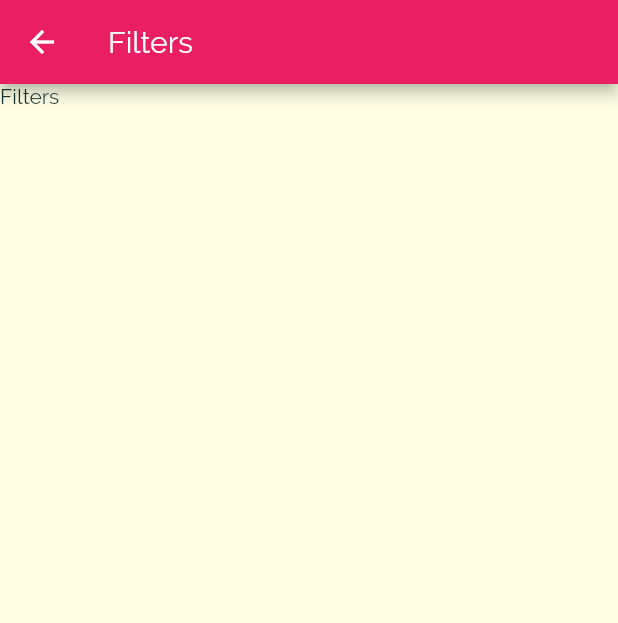
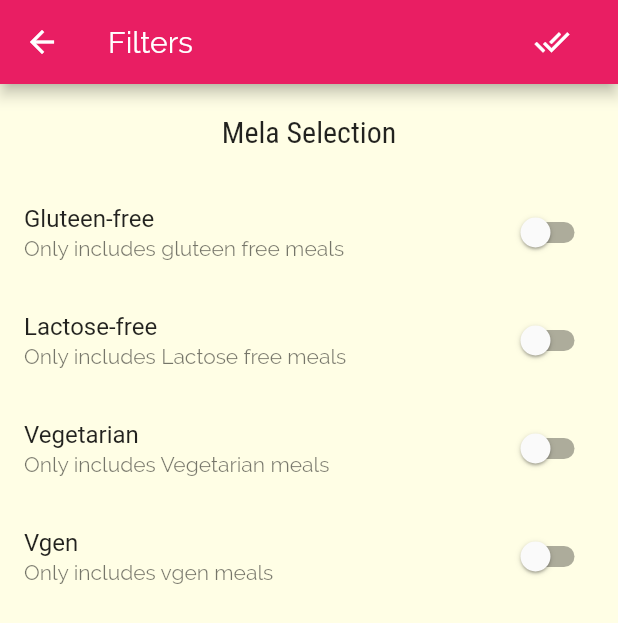
Before and after one commit to prakharmaurya/meal_app, a Flutter app: the FiltersScreen screen opened by its route, on a phone screen of 412 x 824 dp. Shown: the top 623 px of the screen. Run offline on Flutter 3.47's test engine with Material 2 defaults, Android fonts, the phone set to English and light mode, and no system bars.

Commit message:
Add: done icon added  in header of filter page

```diff
--- a/lib/screens/filters_screen.dart
+++ b/lib/screens/filters_screen.dart
@@ -1,15 +1,112 @@
 import 'package:flutter/material.dart';
 
-class FiltersScreen extends StatelessWidget {
+class FiltersScreen extends StatefulWidget {
   static const routeName = '/filters';
+
+  @override
+  _FiltersScreenState createState() => _FiltersScreenState();
+}
+
+class _FiltersScreenState extends State<FiltersScreen> {
+  bool _gluteenFree = false;
+  bool _vegetarian = false;
+  bool _vegen = false;
+  bool _lactoseFree = false;
+
+  Widget _buildSwitchListTile(
+    String title,
+    String desc,
+    bool currentValue,
+    Function updateValue,
+  ) {
+    return SwitchListTile(
+      title: Text(title),
+      value: currentValue,
+      subtitle: Text(desc),
+      onChanged: updateValue,
+    );
+  }
 
   @override
   Widget build(BuildContext context) {
     return Scaffold(
       appBar: AppBar(
         title: Text('Filters'),
+        actions: [
+          FlatButton(
+            onPressed: () => Navigator.of(context).pushReplacementNamed('/'),
+            child: Icon(
+              Icons.done_all,
+              color: Colors.white,
+            ),
+          ),
+        ],
       ),
-      body: Text('Filters'),
+      body: Column(
+        children: [
+          Container(
+            padding: EdgeInsets.all(20),
+            child: Text(
+              'Mela Selection',
+              style: Theme.of(context).textTheme.headline6,
+            ),
+          ),
+          Expanded(
+            child: ListView(
+              children: [
+                _buildSwitchListTile(
+                  'Gluteen-free',
+                  'Only includes gluteen free meals',
+                  _gluteenFree,
+                  (newVal) {
+                    setState(
+                      () {
+                        _gluteenFree = newVal;
+                      },
+                    );
+                  },
+                ),
+                _buildSwitchListTile(
+                  'Lactose-free',
+                  'Only includes Lactose free meals',
+                  _lactoseFree,
+                  (newVal) {
+                    setState(
+                      () {
+                        _lactoseFree = newVal;
+                      },
+                    );
+                  },
+                ),
+                _buildSwitchListTile(
+                  'Vegetarian',
+                  'Only includes Vegetarian meals',
+                  _vegetarian,
+                  (newVal) {
+                    setState(
+                      () {
+                        _vegetarian = newVal;
+                      },
+                    );
+                  },
+                ),
+                _buildSwitchListTile(
+                  'Vgen',
+                  'Only includes vgen meals',
+                  _vegen,
+                  (newVal) {
+                    setState(
+                      () {
+                        _vegen = newVal;
+                      },
+                    );
+                  },
+                ),
+              ],
+            ),
+          ),
+        ],
+      ),
     );
   }
 }
```
